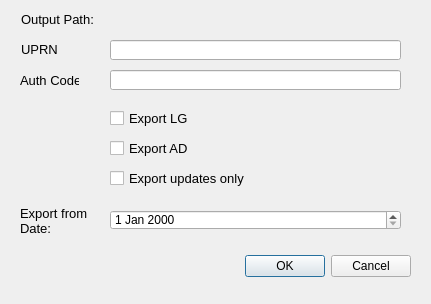
TheD3an79/qgis-lsg_manager, file gui/forms/ui/Export_Dialog.ui: the form before one commit.
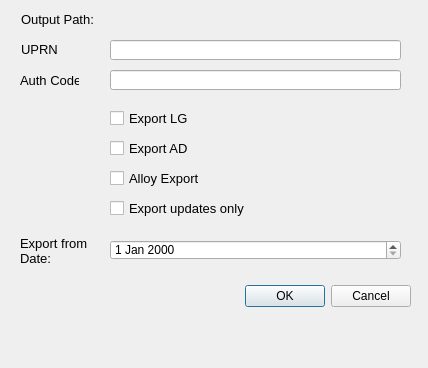
The form after the commit. Custom widgets are drawn as their Qt base class.

Commit message: Complete the export LG and AD functionality

```diff
--- a/gui/forms/ui/Export_Dialog.ui
+++ b/gui/forms/ui/Export_Dialog.ui
@@ -6,8 +6,8 @@
    <rect>
     <x>0</x>
     <y>0</y>
-    <width>431</width>
-    <height>304</height>
+    <width>428</width>
+    <height>368</height>
    </rect>
   </property>
   <property name="windowTitle">
@@ -17,7 +17,7 @@
    <property name="geometry">
     <rect>
      <x>10</x>
-     <y>250</y>
+     <y>280</y>
      <width>401</width>
      <height>32</height>
     </rect>
@@ -69,7 +69,7 @@
    <property name="geometry">
     <rect>
      <x>110</x>
-     <y>210</y>
+     <y>240</y>
      <width>291</width>
      <height>20</height>
     </rect>
@@ -133,7 +133,7 @@
    <property name="geometry">
     <rect>
      <x>20</x>
-     <y>200</y>
+     <y>230</y>
      <width>81</width>
      <height>41</height>
     </rect>
@@ -190,7 +190,7 @@
    <property name="geometry">
     <rect>
      <x>110</x>
-     <y>170</y>
+     <y>200</y>
      <width>141</width>
      <height>17</height>
     </rect>
@@ -204,6 +204,24 @@
     <string>Export updates only</string>
    </property>
   </widget>
+  <widget class="QCheckBox" name="chkAlloyExport">
+   <property name="geometry">
+    <rect>
+     <x>110</x>
+     <y>170</y>
+     <width>141</width>
+     <height>17</height>
+    </rect>
+   </property>
+   <property name="font">
+    <font>
+     <pointsize>10</pointsize>
+    </font>
+   </property>
+   <property name="text">
+    <string>Alloy Export</string>
+   </property>
+  </widget>
  </widget>
  <customwidgets>
   <customwidget>
```
The commit also changes 2 other files.
